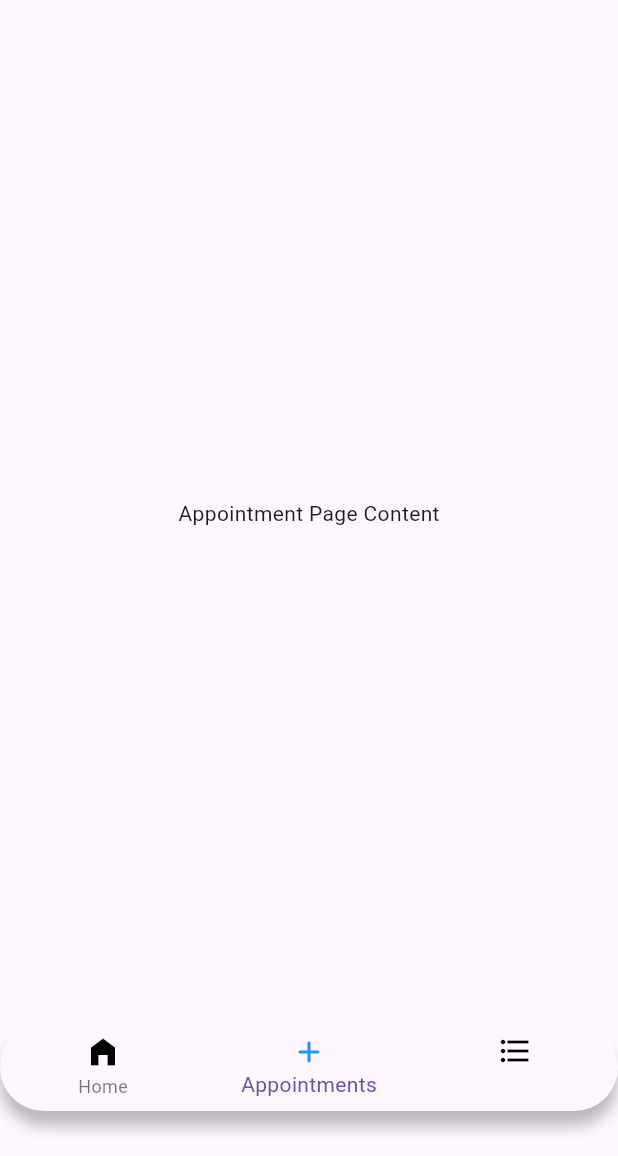
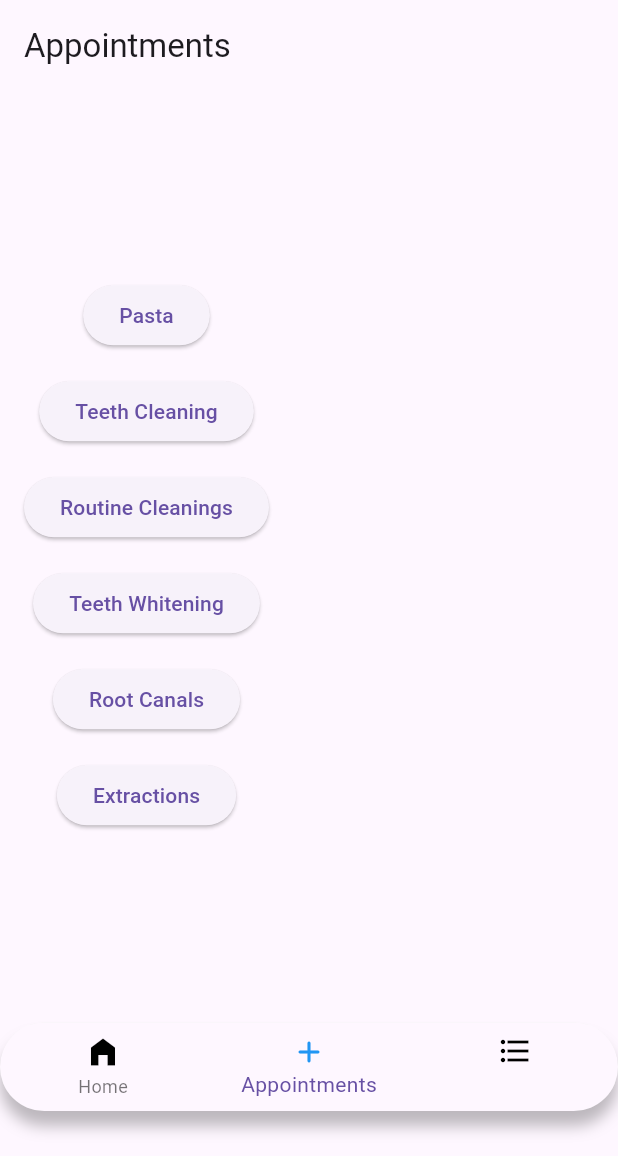
Before and after one commit to Aisurixx/QUEUE-TEETH, a Flutter app: the HomePage screen opened directly, item 2 of the bottom bar chosen, on a phone screen of 412 x 824 dp, the part 80-1236 px from its top. Run offline on Flutter 3.47's test engine with Material 3 defaults, Android fonts, the light colour scheme and no system bars; our stand-ins replace table_calendar.

Commit message:
venz/ugh

```diff
--- a/lib/home.dart
+++ b/lib/home.dart
@@ -1,6 +1,8 @@
 import 'package:flutter/material.dart';
-import 'screens/profile.dart';
-import 'screens/home_screen.dart';
+import 'screens/profile.dart'; // Ensure ProfilePage is defined in profile.dart
+import 'screens/home_screen.dart'; // Ensure HomeScreen is defined in home_screen.dart
+import 'calendar_page.dart';
+
 
 class HomePage extends StatefulWidget {
   @override
@@ -44,15 +46,14 @@ class _HomePageState extends State<HomePage> {
               child: Row(
                 children: [
                   Padding(
-                    padding: EdgeInsets.only(top: 10), // Add space at the top
+                    padding: EdgeInsets.only(top: 10),
                     child: CircleAvatar(
                       backgroundImage: AssetImage('assets/pogisivenz.png'),
                       radius: 20,
                     ),
                   ),
                   SizedBox(width: 10),
-                  // Set a static or empty title here
-                  Text('Hi, Harold Pogi'), // Or you can use an empty string: Text(''),
+                  Text('Hi, Harold Pogi'),
                 ],
               ),
             ),
@@ -70,7 +71,7 @@ class _HomePageState extends State<HomePage> {
       body: _pages[_bottomNavIndex],
       bottomNavigationBar: Container(
         margin: EdgeInsets.only(bottom: 30.0),
-        decoration: const BoxDecoration(
+        decoration: BoxDecoration(
           color: Colors.white,
           borderRadius: BorderRadius.vertical(
             top: Radius.circular(50.0),
@@ -85,7 +86,7 @@ class _HomePageState extends State<HomePage> {
           ],
         ),
         child: ClipRRect(
-          borderRadius: const BorderRadius.vertical(
+          borderRadius: BorderRadius.vertical(
             top: Radius.circular(30.0),
             bottom: Radius.circular(30.0),
           ),
@@ -162,15 +163,15 @@ class _HomePageState extends State<HomePage> {
               mainAxisSize: MainAxisSize.min,
               children: [
                 ListTile(
-                  leading: const Icon(Icons.calendar_month, color: Colors.black),
-                  title: const Text('Calendar'),
+                  leading: Icon(Icons.calendar_month, color: Colors.black),
+                  title: Text('Calendar'),
                   onTap: () {
                     Navigator.pop(context);
                   },
                 ),
                 ListTile(
-                  leading: const Icon(Icons.location_on, color: Colors.black),
-                  title: const Text('Location'),
+                  leading: Icon(Icons.location_on, color: Colors.black),
+                  title: Text('Location'),
                   onTap: () {
                     Navigator.pop(context);
                   },
@@ -192,10 +193,41 @@ class _HomePageState extends State<HomePage> {
 }
 
 class AppointmentPage extends StatelessWidget {
+  final List<Map<String, String>> choices = [
+    {'value': 'pasta', 'label': 'Pasta'},
+    {'value': 'teeth_clean', 'label': 'Teeth Cleaning'},
+    {'value': 'routine_cleanings', 'label': 'Routine Cleanings'},
+    {'value': 'teeth_whitening', 'label': 'Teeth Whitening'},
+    {'value': 'root_canals', 'label': 'Root Canals'},
+    {'value': 'extractions', 'label': 'Extractions'},
+  ];
+
   @override
   Widget build(BuildContext context) {
-    return Center(
-      child: Text('Appointment Page Content'),
+    return Scaffold(
+      appBar: AppBar(
+        title: Text('Appointments'),
+      ),
+      body: Padding(
+        padding: const EdgeInsets.all(16.0),
+        child: Column(
+          mainAxisAlignment: MainAxisAlignment.center,
+          children: choices.map((choice) {
+            return Padding(
+              padding: const EdgeInsets.symmetric(vertical: 8.0),
+              child: ElevatedButton(
+                onPressed: () {
+                  Navigator.push(
+                    context,
+                    MaterialPageRoute(builder: (context) => CalendarPage()),
+                  );
+                },
+                child: Text(choice['label']!),
+              ),
+            );
+          }).toList(),
+        ),
+      ),
     );
   }
 }
--- a/pubspec.yaml
+++ b/pubspec.yaml
@@ -30,7 +30,9 @@ environment:
 dependencies:
   flutter:
     sdk: flutter
-
+  table_calendar: ^3.0.6
+  flutter_localizations:
+    sdk: flutter
   http: ^1.2.2
 
 
```
Also changed, not shown: lib/calendar_page.dart (added, +62 -0 lines), lib/time_selection_page.dart (added, +55 -0 lines), lib/book_appointment.dart (added), pubspec.lock.
